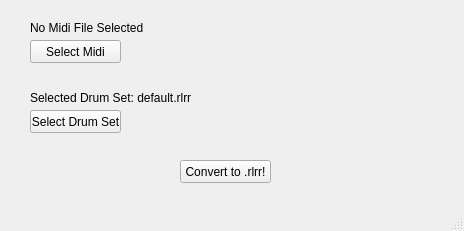
emretanirgan/ParadiddleUtilities, file ui/ParadiddleUtilities.ui: the form before one commit.
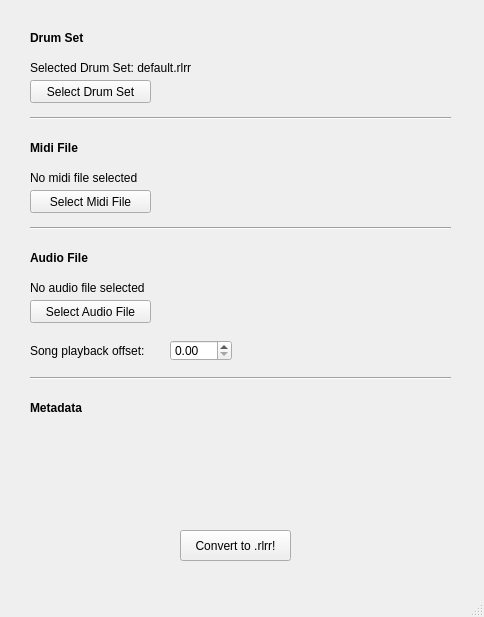
The form after the commit.

What changed in the file:
```diff
--- a/ui/ParadiddleUtilities.ui
+++ b/ui/ParadiddleUtilities.ui
@@ -6,38 +6,44 @@
    <rect>
     <x>0</x>
     <y>0</y>
-    <width>464</width>
-    <height>231</height>
+    <width>484</width>
+    <height>617</height>
    </rect>
   </property>
   <property name="windowTitle">
    <string>Paradiddle Utilities</string>
   </property>
   <widget class="QWidget" name="centralwidget">
+   <property name="autoFillBackground">
+    <bool>false</bool>
+   </property>
+   <property name="styleSheet">
+    <string notr="true"/>
+   </property>
    <widget class="QPushButton" name="selectMidiButton">
     <property name="geometry">
      <rect>
       <x>30</x>
-      <y>40</y>
-      <width>91</width>
+      <y>190</y>
+      <width>121</width>
       <height>23</height>
      </rect>
     </property>
     <property name="text">
-     <string>Select Midi</string>
+     <string>Select Midi File</string>
     </property>
    </widget>
    <widget class="QLabel" name="midiLabel">
     <property name="geometry">
      <rect>
       <x>30</x>
-      <y>20</y>
+      <y>170</y>
       <width>191</width>
       <height>16</height>
      </rect>
     </property>
     <property name="text">
-     <string>No Midi File Selected</string>
+     <string>No midi file selected</string>
     </property>
     <property name="wordWrap">
      <bool>true</bool>
@@ -47,8 +53,8 @@
     <property name="geometry">
      <rect>
       <x>30</x>
-      <y>110</y>
-      <width>91</width>
+      <y>80</y>
+      <width>121</width>
       <height>23</height>
      </rect>
     </property>
@@ -60,7 +66,7 @@
     <property name="geometry">
      <rect>
       <x>30</x>
-      <y>90</y>
+      <y>60</y>
       <width>201</width>
       <height>16</height>
      </rect>
@@ -73,15 +79,185 @@
     <property name="geometry">
      <rect>
       <x>180</x>
-      <y>160</y>
-      <width>91</width>
-      <height>23</height>
+      <y>530</y>
+      <width>111</width>
+      <height>31</height>
      </rect>
     </property>
     <property name="text">
      <string>Convert to .rlrr!</string>
     </property>
    </widget>
+   <widget class="QLabel" name="label">
+    <property name="geometry">
+     <rect>
+      <x>30</x>
+      <y>30</y>
+      <width>61</width>
+      <height>16</height>
+     </rect>
+    </property>
+    <property name="font">
+     <font>
+      <weight>75</weight>
+      <bold>true</bold>
+     </font>
+    </property>
+    <property name="text">
+     <string>Drum Set</string>
+    </property>
+   </widget>
+   <widget class="QLabel" name="label_2">
+    <property name="geometry">
+     <rect>
+      <x>30</x>
+      <y>140</y>
+      <width>61</width>
+      <height>16</height>
+     </rect>
+    </property>
+    <property name="font">
+     <font>
+      <weight>75</weight>
+      <bold>true</bold>
+     </font>
+    </property>
+    <property name="text">
+     <string>Midi File</string>
+    </property>
+   </widget>
+   <widget class="QLabel" name="label_3">
+    <property name="geometry">
+     <rect>
+      <x>30</x>
+      <y>250</y>
+      <width>61</width>
+      <height>16</height>
+     </rect>
+    </property>
+    <property name="font">
+     <font>
+      <weight>75</weight>
+      <bold>true</bold>
+     </font>
+    </property>
+    <property name="text">
+     <string>Audio File</string>
+    </property>
+   </widget>
+   <widget class="QLabel" name="midiLabel_2">
+    <property name="geometry">
+     <rect>
+      <x>30</x>
+      <y>280</y>
+      <width>191</width>
+      <height>16</height>
+     </rect>
+    </property>
+    <property name="text">
+     <string>No audio file selected</string>
+    </property>
+    <property name="wordWrap">
+     <bool>true</bool>
+    </property>
+   </widget>
+   <widget class="QPushButton" name="selectMidiButton_2">
+    <property name="geometry">
+     <rect>
+      <x>30</x>
+      <y>300</y>
+      <width>121</width>
+      <height>23</height>
+     </rect>
+    </property>
+    <property name="text">
+     <string>Select Audio File</string>
+    </property>
+   </widget>
+   <widget class="Line" name="line">
+    <property name="geometry">
+     <rect>
+      <x>30</x>
+      <y>110</y>
+      <width>421</width>
+      <height>16</height>
+     </rect>
+    </property>
+    <property name="orientation">
+     <enum>Qt::Horizontal</enum>
+    </property>
+   </widget>
+   <widget class="Line" name="line_2">
+    <property name="geometry">
+     <rect>
+      <x>30</x>
+      <y>220</y>
+      <width>421</width>
+      <height>16</height>
+     </rect>
+    </property>
+    <property name="orientation">
+     <enum>Qt::Horizontal</enum>
+    </property>
+   </widget>
+   <widget class="Line" name="line_3">
+    <property name="geometry">
+     <rect>
+      <x>30</x>
+      <y>370</y>
+      <width>421</width>
+      <height>16</height>
+     </rect>
+    </property>
+    <property name="orientation">
+     <enum>Qt::Horizontal</enum>
+    </property>
+   </widget>
+   <widget class="QLabel" name="midiLabel_3">
+    <property name="geometry">
+     <rect>
+      <x>30</x>
+      <y>340</y>
+      <width>191</width>
+      <height>21</height>
+     </rect>
+    </property>
+    <property name="text">
+     <string>Song playback offset:</string>
+    </property>
+    <property name="wordWrap">
+     <bool>true</bool>
+    </property>
+   </widget>
+   <widget class="QDoubleSpinBox" name="doubleSpinBox">
+    <property name="geometry">
+     <rect>
+      <x>170</x>
+      <y>340</y>
+      <width>62</width>
+      <height>21</height>
+     </rect>
+    </property>
+   </widget>
+   <widget class="QLabel" name="label_4">
+    <property name="geometry">
+     <rect>
+      <x>30</x>
+      <y>400</y>
+      <width>71</width>
+      <height>16</height>
+     </rect>
+    </property>
+    <property name="font">
+     <font>
+      <weight>75</weight>
+      <bold>true</bold>
+     </font>
+    </property>
+    <property name="text">
+     <string>Metadata</string>
+    </property>
+   </widget>
   </widget>
   <widget class="QMenuBar" name="menubar">
    <property name="geometry">
```
Left out of the diff: 4 changed lines with no effect on the pictures.
